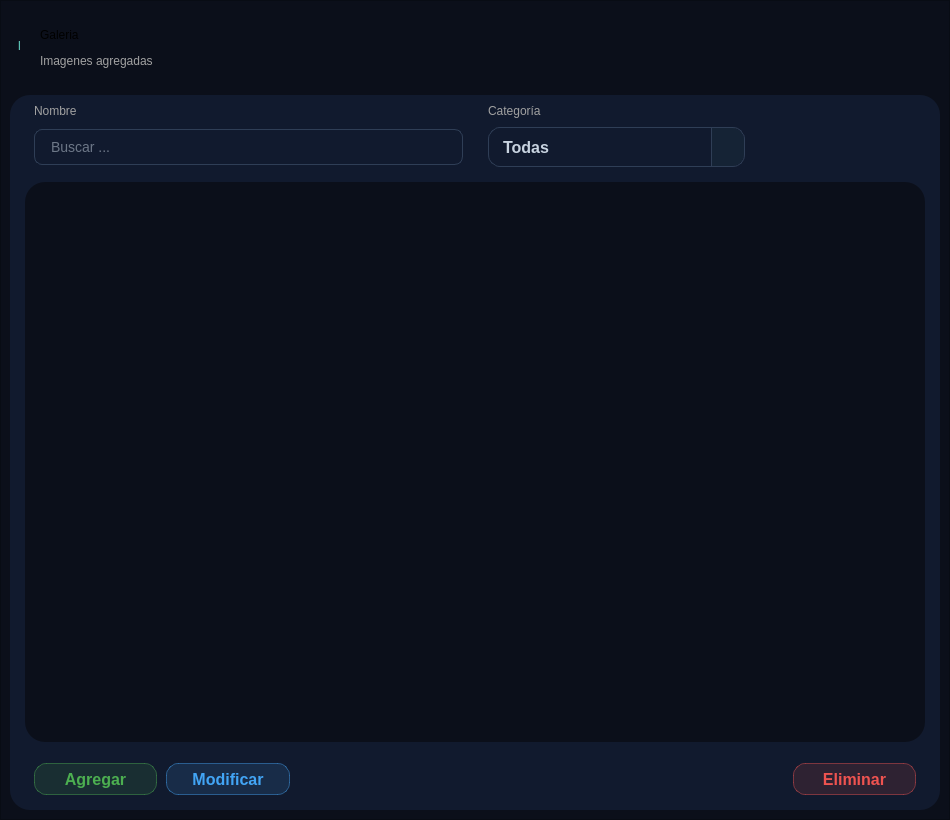
Old version of the form ui/pages/Tfrm_Galeria.ui in the repository DemonSlayer5768/BioImageOptimizer.
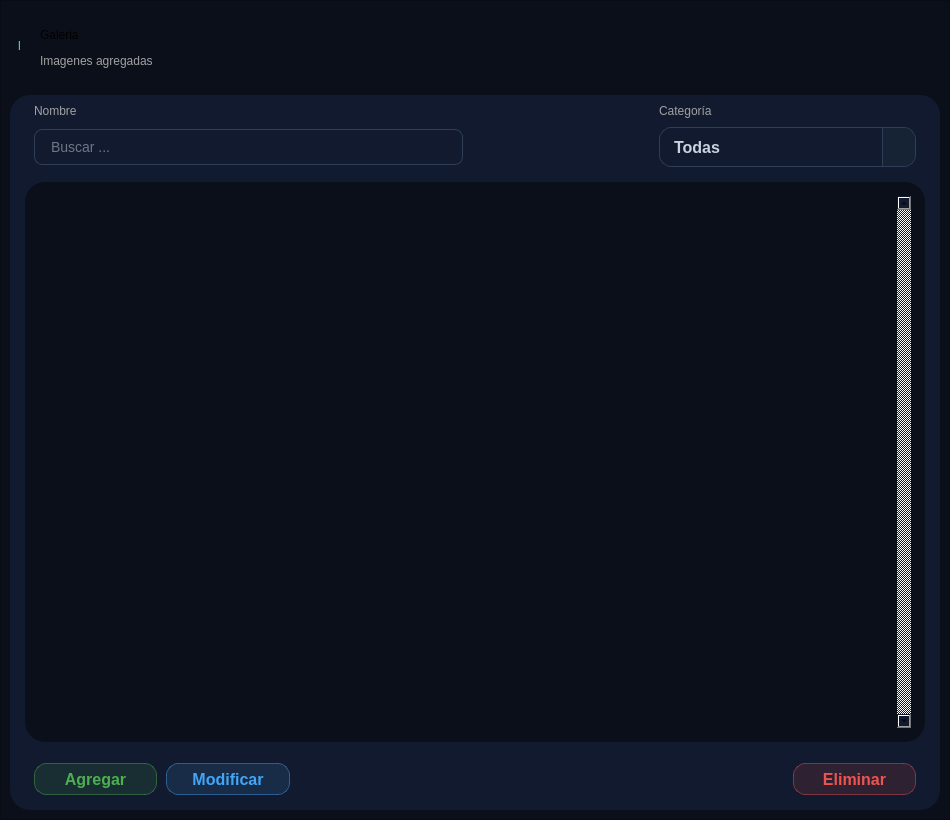
New version of the form. Icons and pictures are not drawn.

Diff of the .ui file:
```diff
--- a/ui/pages/Tfrm_Galeria.ui
+++ b/ui/pages/Tfrm_Galeria.ui
@@ -172,7 +172,7 @@
           <number>0</number>
          </property>
          <item>
-          <layout class="QGridLayout" name="gridLayout" columnstretch="2,3,5" rowminimumheight="0,0,0">
+          <layout class="QGridLayout" name="gridLayout" columnstretch="3,2,5" rowminimumheight="0,0,0">
            <property name="leftMargin">
             <number>9</number>
            </property>
@@ -245,18 +245,7 @@
              </property>
             </widget>
            </item>
-           <item row="1" column="1">
-            <widget class="QLabel" name="label_2">
-             <property name="styleSheet">
-              <string notr="true">font: 12pt &quot;Arial&quot;;
-color: rgb(161, 161, 161);</string>
-             </property>
-             <property name="text">
-              <string>Categoría</string>
-             </property>
-            </widget>
-           </item>
-           <item row="2" column="1">
+           <item row="2" column="0">
             <widget class="QComboBox" name="cmb_categoria">
              <property name="cursor">
               <cursorShape>PointingHandCursor</cursorShape>
@@ -362,6 +351,17 @@
              </item>
             </widget>
            </item>
+           <item row="1" column="0">
+            <widget class="QLabel" name="label_2">
+             <property name="styleSheet">
+              <string notr="true">font: 12pt &quot;Arial&quot;;
+color: rgb(161, 161, 161);</string>
+             </property>
+             <property name="text">
+              <string>Categoría</string>
+             </property>
+            </widget>
+           </item>
           </layout>
          </item>
          <item>
@@ -371,70 +371,32 @@
            </property>
            <property name="styleSheet">
             <string notr="true">/* GALERÍA */
+
+/* ===================== GALERÍA ===================== */
 QListWidget#listWidget_imagenes {
     background-color: #0b0f1a;
     border: none;
     outline: none;
-    padding: 12px;
+    padding: 14px;
     color: #c8d3e0;
 }
 
-/* TARJETAS */
+/* ===================== ITEMS ===================== */
 QListWidget#listWidget_imagenes::item {
-    background-color: #111a2e;
-    border: 1px solid #2f3e56;
-    border-radius: 10px;
-    padding: 8px;
-    margin: 5px;
-    color: #c8d3e0;
+    background-color: transparent;
+    border: none;
+    border-radius: 12px;
+    padding: 4px;
+    margin: 6px;
 }
 
-/* HOVER */
 QListWidget#listWidget_imagenes::item:hover {
     background-color: #1b2a41;
     border: 1px solid #65D6C6;
 }
 
-/* SELECCIONADO */
 QListWidget#listWidget_imagenes::item:selected {
-    background-color: #1b2a41;
-    border: 2px solid #65D6C6;
-    color: #65D6C6;
-}
-
-/* SCROLLBAR */
-QListWidget#listWidget_imagenes QScrollBar:vertical {
-    background-color: #0b0f1a;
-    width: 9px;
-    border: none;
-    margin: 0;
-}
-
-QListWidget#listWidget_imagenes QScrollBar::handle:vertical {
-    background-color: #2f3e56;
-    border-radius: 4px;
-    min-height: 30px;
-}
-
-QListWidget#listWidget_imagenes QScrollBar::handle:vertical:hover {
-    background-color: #65D6C6;
-}
-
-/* SCROLLBAR - forzar ocultar */
-QListWidget#listWidget_imagenes QScrollBar:vertical {
-    width: 0px;
-    background: transparent;
-}
-
-QListWidget#listWidget_imagenes QScrollBar:horizontal {
-    height: 0px;
-    background: transparent;
-}
-
-
-QListWidget#listWidget_imagenes QScrollBar::add-line:vertical,
-QListWidget#listWidget_imagenes QScrollBar::sub-line:vertical {
-    height: 0px;
+    background-color: transparent;
     border: none;
 }
 
@@ -444,7 +406,7 @@
             <enum>QFrame::Shape::NoFrame</enum>
            </property>
            <property name="verticalScrollBarPolicy">
-            <enum>Qt::ScrollBarPolicy::ScrollBarAlwaysOff</enum>
+            <enum>Qt::ScrollBarPolicy::ScrollBarAlwaysOn</enum>
            </property>
            <property name="horizontalScrollBarPolicy">
             <enum>Qt::ScrollBarPolicy::ScrollBarAlwaysOff</enum>
```
Left out of the diff: 11 changed lines with no effect on the pictures.
